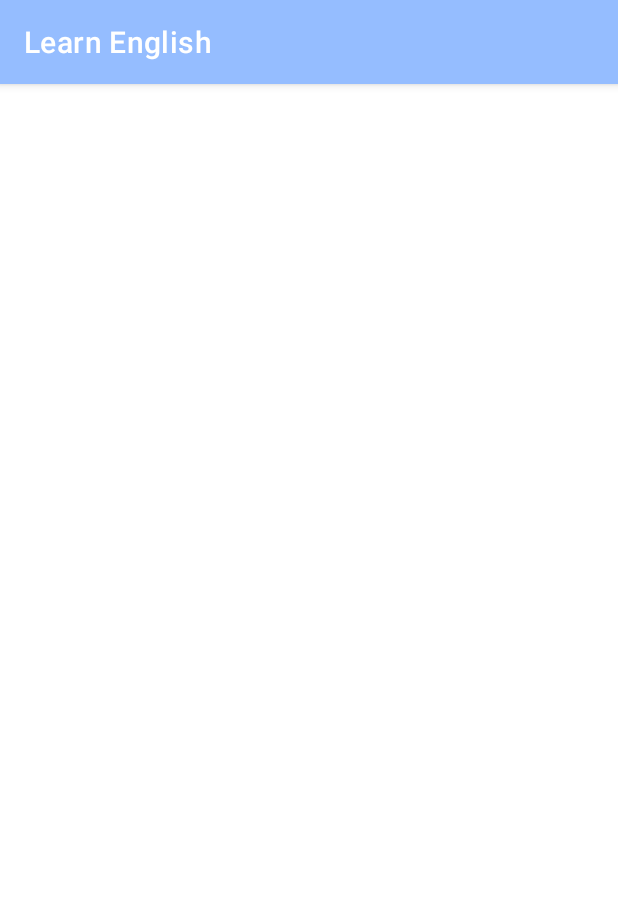
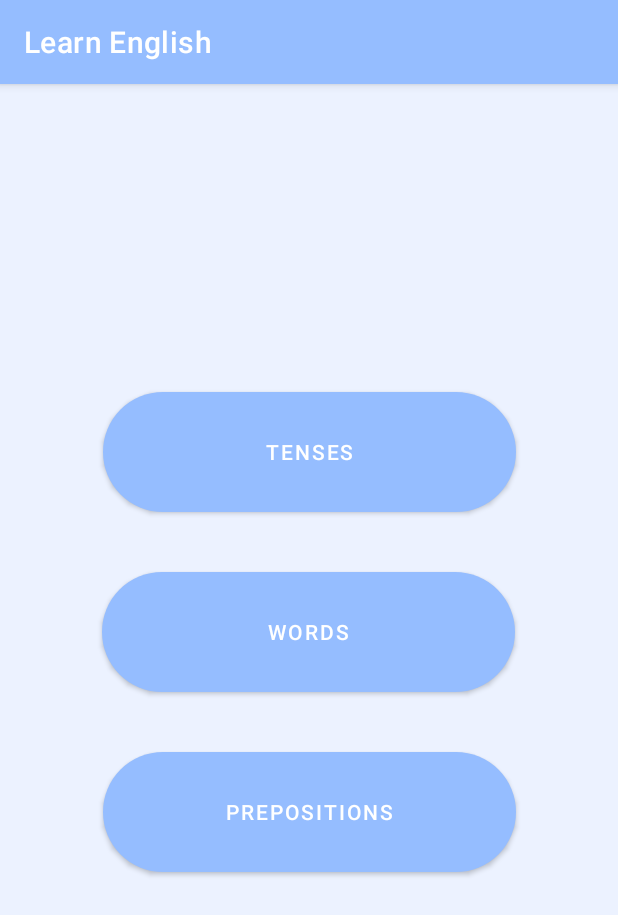
Before and after one commit to SofiMovsesyan/LearnEnglish, an Android app: the HomeActivity screen opened directly, with no data from a screen before it, on a phone screen of 412 x 824 dp. Shown: the top 915 px of the screen. Run offline under Robolectric (Android 15) with nearby library versions, the phone set to English and light mode, and no system bars; our stand-ins replace Firebase (no records; nobody signed in at launch, a user with empty details on screens opened directly).

Commit message:
some design

```diff
--- a/Learn_English/app/src/main/res/layout/activity_home.xml
+++ b/Learn_English/app/src/main/res/layout/activity_home.xml
@@ -5,4 +5,49 @@
     xmlns:app="http://schemas.android.com/apk/res-auto"
     android:layout_width="match_parent"
     android:layout_height="match_parent"
-    tools:context=".HomeActivity"/>
+    android:background="#ECF2FF"
+    tools:context=".HomeActivity">
+
+    <Button
+        android:id="@+id/button"
+        android:layout_width="275dp"
+        android:layout_height="80dp"
+        android:layout_marginStart="158dp"
+        android:layout_marginTop="205dp"
+        android:layout_marginEnd="158dp"
+        android:background="@drawable/rounded_ui"
+        android:text="Tenses"
+        app:layout_constraintEnd_toEndOf="parent"
+        app:layout_constraintStart_toStartOf="parent"
+        app:layout_constraintTop_toTopOf="parent" />
+
+    <Button
+        android:id="@+id/button2"
+        android:layout_width="275dp"
+        android:layout_height="80dp"
+        android:layout_marginTop="40dp"
+        android:background="@drawable/rounded_ui"
+        android:text="Words"
+        app:layout_constraintEnd_toEndOf="parent"
+        app:layout_constraintHorizontal_bias="0.498"
+        app:layout_constraintStart_toStartOf="parent"
+        app:layout_constraintTop_toBottomOf="@+id/button" />
+
+    <Button
+        android:id="@+id/button3"
+        android:layout_width="275dp"
+        android:layout_height="80dp"
+        android:layout_marginStart="146dp"
+        android:layout_marginTop="40dp"
+        android:layout_marginEnd="171dp"
+        android:layout_marginBottom="214dp"
+        android:background="@drawable/rounded_ui"
+        android:text="Prepositions"
+        app:layout_constraintBottom_toBottomOf="parent"
+        app:layout_constraintEnd_toEndOf="parent"
+        app:layout_constraintHorizontal_bias="0.43"
+        app:layout_constraintStart_toStartOf="parent"
+        app:layout_constraintTop_toBottomOf="@+id/button2"
+        app:layout_constraintVertical_bias="0.0" />
+
+</androidx.constraintlayout.widget.ConstraintLayout>
--- a/Learn_English/app/src/main/res/values/colors.xml
+++ b/Learn_English/app/src/main/res/values/colors.xml
@@ -13,4 +13,7 @@
     <color name="my_blue">#B4E4FF</color>
     <color name="my_gray">#323232</color>
 
+    <color name="grad_clr_start">#a8edea</color>
+    <color name="grad_clr_end">#fed6e3</color>
+
 </resources>
```
Also changed, not shown: Learn_English/app/src/main/AndroidManifest.xml (+12 -5 lines), Learn_English/app/src/main/java/com/example/learn_english/TensesActivity.java (added, +14 -0 lines), Learn_English/app/src/main/res/layout/activity_login.xml (+9 -5 lines), Learn_English/app/src/main/res/layout/activity_register.xml (+9 -3 lines), Learn_English/app/src/main/res/layout/activity_tenses.xml (added, +9 -0 lines), Learn_English/app/src/main/res/font/montserrat_regular.ttf (added).
